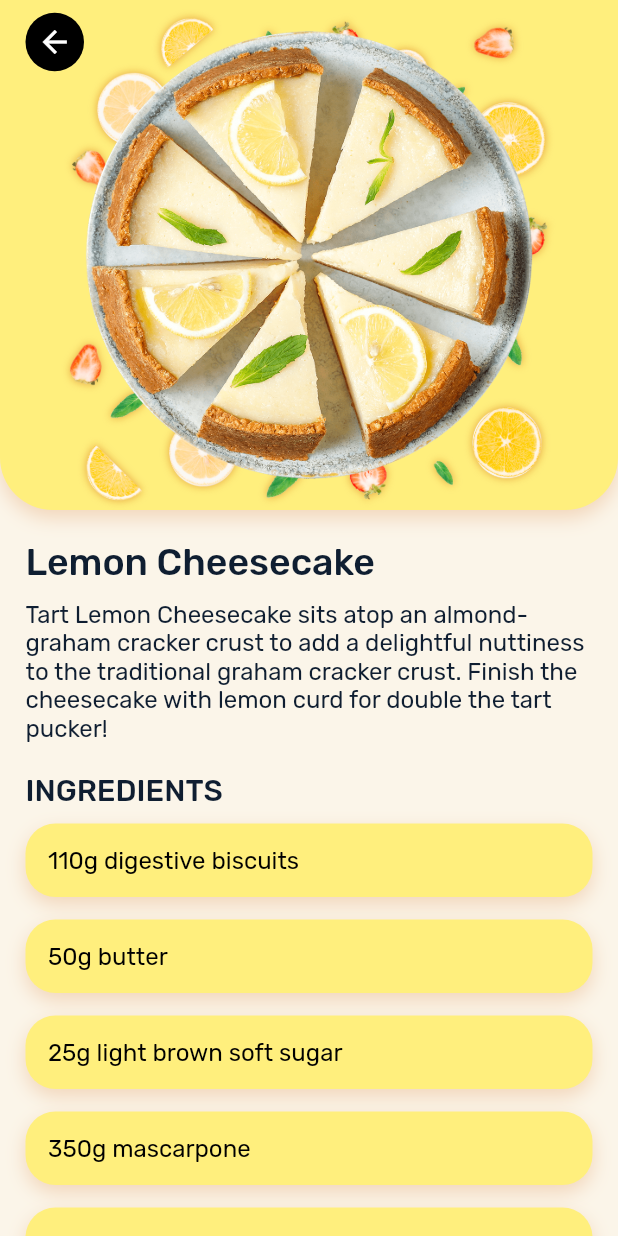
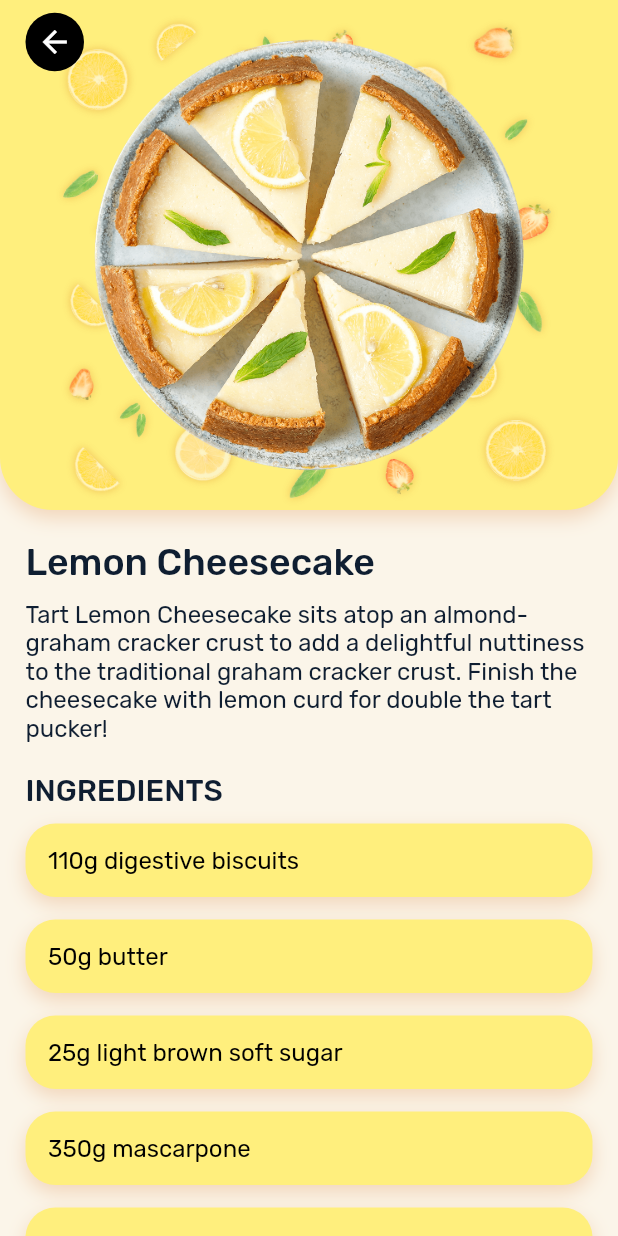
Before and after one commit to Roaa94/recipes_ui_app, a Flutter app: the screen it shows after launch, after a tap on "Lemon Cheesecake", on a phone screen of 412 x 824 dp. Run offline on Flutter 3.47's test engine with Material 2 defaults, Android fonts, the phone set to English and light mode, and no system bars; our stand-ins replace flutter_riverpod, sensors_plus.

Commit message:
refactor: optimizes and finalizes recipe image pattern gyroscope effect

```diff
--- a/lib/features/recipes/views/widgets/recipe_image.dart
+++ b/lib/features/recipes/views/widgets/recipe_image.dart
@@ -1,10 +1,35 @@
 import 'package:flutter/material.dart';
+import 'package:flutter_vikings/features/recipes/models/recipe.dart';
 
 class RecipeImage extends StatelessWidget {
-  const RecipeImage({Key? key}) : super(key: key);
+  const RecipeImage(
+    this.recipe, {
+    Key? key,
+    this.imageRotationAngle = 0,
+    this.imageSize,
+    this.alignment = Alignment.center,
+  }) : super(key: key);
+
+  final Recipe recipe;
+  final double imageRotationAngle;
+  final double? imageSize;
+  final AlignmentGeometry alignment;
 
   @override
   Widget build(BuildContext context) {
-    return Container();
+    return Align(
+      alignment: alignment,
+      child: Hero(
+        tag: '__recipe_${recipe.id}_image__',
+        // Todo: MAYBE add a TweenAnimationBuilder for smoother animation??
+        child: Transform.rotate(
+          angle: imageRotationAngle,
+          child: Image.asset(
+            recipe.image,
+            width: imageSize,
+          ),
+        ),
+      ),
+    );
   }
 }
--- a/lib/features/recipes/views/widgets/recipe_image_pattern.dart
+++ b/lib/features/recipes/views/widgets/recipe_image_pattern.dart
@@ -18,9 +18,11 @@ class RecipeImagePattern extends StatelessWidget {
   @override
   Widget build(BuildContext context) {
     return Stack(
+      clipBehavior: Clip.none,
       children: [
         GyroscopeOrPointerEffect(
           offsetMultiplier: 1.5,
+          maxMovableDistance: 12,
           child: ClipRRect(
             borderRadius: borderRadius,
             child: ImageFiltered(
--- a/lib/features/recipes/views/widgets/recipe_list_item.dart
+++ b/lib/features/recipes/views/widgets/recipe_list_item.dart
@@ -2,9 +2,11 @@ import 'package:flutter/material.dart';
 import 'package:flutter_vikings/core/enums/screen_size.dart';
 import 'package:flutter_vikings/core/styles/app_colors.dart';
 import 'package:flutter_vikings/features/recipes/models/recipe.dart';
+import 'package:flutter_vikings/features/recipes/recipes_layout.dart';
 import 'package:flutter_vikings/features/recipes/views/pages/recipe_page.dart';
+import 'package:flutter_vikings/features/recipes/views/widgets/recipe_image.dart';
 import 'package:flutter_vikings/features/recipes/views/widgets/recipe_list_item_gesture_detector.dart';
-import 'package:flutter_vikings/features/recipes/views/widgets/recipe_list_item_image.dart';
+import 'package:flutter_vikings/features/recipes/views/widgets/recipe_list_item_image_wrapper.dart';
 import 'package:flutter_vikings/features/recipes/views/widgets/recipe_list_item_text.dart';
 
 class RecipeListItem extends StatefulWidget {
@@ -24,6 +26,8 @@ class _RecipeListItemState extends State<RecipeListItem> {
 
   @override
   Widget build(BuildContext context) {
+    double imageSize = RecipesLayout.of(context).recipeImageSize;
+
     return RecipeListItemGestureDetector(
       onTap: () {
         Navigator.of(context)
@@ -88,9 +92,13 @@ class _RecipeListItemState extends State<RecipeListItem> {
             Positioned.fill(
               child: Container(
                 alignment: Alignment.bottomRight,
-                child: RecipeListItemImage(
-                  widget.recipe,
-                  imageRotationAngle: recipeImageRotationAngle,
+                child: RecipeListItemImageWrapper(
+                  child: RecipeImage(
+                    widget.recipe,
+                    imageRotationAngle: recipeImageRotationAngle,
+                    imageSize: imageSize,
+                    alignment: Alignment.bottomRight,
+                  ),
                 ),
               ),
             ),
--- a/lib/features/recipes/views/widgets/recipe_page_image.dart
+++ /dev/null
@@ -1,47 +0,0 @@
-import 'package:flutter/material.dart';
-import 'package:flutter_vikings/features/recipes/models/recipe.dart';
-
-class RecipePageImage extends StatelessWidget {
-  const RecipePageImage(
-    this.recipe, {
-    Key? key,
-    this.imageRotationAngle = 0,
-  }) : super(key: key);
-
-  final Recipe recipe;
-  final double imageRotationAngle;
-
-  @override
-  Widget build(BuildContext context) {
-    return Stack(
-      children: [
-        // Positioned.fill(
-        //   child: Container(
-        //     decoration: BoxDecoration(
-        //
-        //     ),
-        //   ),
-        // ),
-        SafeArea(
-          bottom: false,
-          child: Padding(
-            padding: const EdgeInsets.symmetric(vertical: 20),
-            child: Center(
-              child: Hero(
-                tag: '__recipe_${recipe.id}_image__',
-                // Todo: MAYBE add a TweenAnimationBuilder for smoother animation??
-                child: Transform.rotate(
-                  angle: imageRotationAngle,
-                  child: Image.asset(
-                    recipe.image,
-                    width: MediaQuery.of(context).size.width * 0.75,
-                  ),
-                ),
-              ),
-            ),
-          ),
-        ),
-      ],
-    );
-  }
-}
--- a/lib/features/recipes/views/widgets/recipe_page_image_bg.dart
+++ b/lib/features/recipes/views/widgets/recipe_page_image_bg.dart
@@ -1,7 +1,6 @@
 import 'package:flutter/material.dart';
 import 'package:flutter_vikings/core/styles/app_colors.dart';
 import 'package:flutter_vikings/features/recipes/models/recipe.dart';
-import 'package:flutter_vikings/features/recipes/views/widgets/recipe_image_pattern.dart';
 
 class RecipePageImageBg extends StatelessWidget {
   const RecipePageImageBg(
@@ -15,10 +14,7 @@ class RecipePageImageBg extends StatelessWidget {
 
   @override
   Widget build(BuildContext context) {
-    return Stack(
-      clipBehavior: Clip.none,
-      children: [
-        Hero(
+    return Hero(
       tag: '__recipe_${recipe.id}_image_bg__',
       child: Container(
         decoration: BoxDecoration(
@@ -38,13 +34,6 @@ class RecipePageImageBg extends StatelessWidget {
         ),
         alignment: Alignment.center,
       ),
-        ),
-        if (recipe.bgImage.isNotEmpty)
-          RecipeImagePattern(
-            recipe,
-            borderRadius: borderRadius,
-          ),
-      ],
     );
   }
 }
--- a/lib/features/recipes/views/widgets/recipe_page_sidebar.dart
+++ b/lib/features/recipes/views/widgets/recipe_page_sidebar.dart
@@ -1,7 +1,7 @@
 import 'package:flutter/material.dart';
 import 'package:flutter_vikings/core/widgets/app_bar_leading.dart';
 import 'package:flutter_vikings/features/recipes/models/recipe.dart';
-import 'package:flutter_vikings/features/recipes/views/widgets/recipe_page_image.dart';
+import 'package:flutter_vikings/features/recipes/views/widgets/recipe_image.dart';
 import 'package:flutter_vikings/features/recipes/views/widgets/recipe_page_image_bg.dart';
 
 class RecipePageSidebar extends StatelessWidget {
@@ -28,7 +28,7 @@ class RecipePageSidebar extends StatelessWidget {
         Center(
           child: SizedBox(
             width: MediaQuery.of(context).size.width * 0.4,
-            child: RecipePageImage(
+            child: RecipeImage(
               recipe,
               imageRotationAngle: imageRotationAngle,
             ),
--- a/lib/features/recipes/views/widgets/recipe_page_sliver_app_bar.dart
+++ b/lib/features/recipes/views/widgets/recipe_page_sliver_app_bar.dart
@@ -2,9 +2,12 @@ import 'package:flutter/material.dart';
 import 'package:flutter/services.dart';
 import 'package:flutter_vikings/core/styles/app_colors.dart';
 import 'package:flutter_vikings/core/widgets/app_bar_leading.dart';
+import 'package:flutter_vikings/core/widgets/delayed_fade_in_effect.dart';
 import 'package:flutter_vikings/features/recipes/models/recipe.dart';
-import 'package:flutter_vikings/features/recipes/views/widgets/recipe_page_image.dart';
+import 'package:flutter_vikings/features/recipes/views/widgets/recipe_image.dart';
 import 'package:flutter_vikings/features/recipes/views/widgets/recipe_page_image_bg.dart';
+
+import 'recipe_image_pattern.dart';
 
 class RecipePageSliderAppBar extends StatelessWidget {
   const RecipePageSliderAppBar({
@@ -22,6 +25,8 @@ class RecipePageSliderAppBar extends StatelessWidget {
 
   @override
   Widget build(BuildContext context) {
+    double imageSize = MediaQuery.of(context).size.width * 0.7;
+
     return SliverAppBar(
       pinned: true,
       stretch: true,
@@ -46,9 +51,31 @@ class RecipePageSliderAppBar extends StatelessWidget {
               bottomLeft: Radius.circular(35),
             ),
           ),
-          RecipePageImage(
-            recipe,
-            imageRotationAngle: imageRotationAngle,
+          if (recipe.bgImage.isNotEmpty)
+            FlexibleSpaceBar(
+              background: DelayedFadeInEffect(
+                child: Opacity(
+                  opacity: 0.6,
+                  child: RecipeImagePattern(
+                    recipe,
+                    borderRadius: const BorderRadius.only(
+                      bottomRight: Radius.circular(35),
+                      bottomLeft: Radius.circular(35),
+                    ),
+                  ),
+                ),
+              ),
+            ),
+          SafeArea(
+            bottom: false,
+            child: Padding(
+              padding: const EdgeInsets.symmetric(vertical: 20),
+              child: RecipeImage(
+                recipe,
+                imageRotationAngle: imageRotationAngle,
+                imageSize: imageSize,
+              ),
+            ),
           ),
         ],
       ),
```
Also changed, not shown: assets/images/desserts/01-lemon-cheesecake-bg.png. Lines whose indentation alone changed are shown as unchanged.
